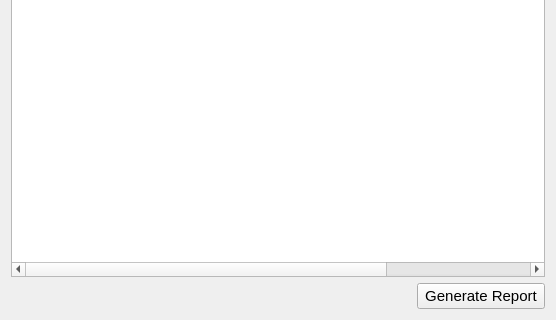
Watti/estorecpp, file estorecpp/revenuemasterreport.ui: the form before one commit; both pictures show x 0 to 556 and y 166 to 486 of the 556 by 486 pixel window.
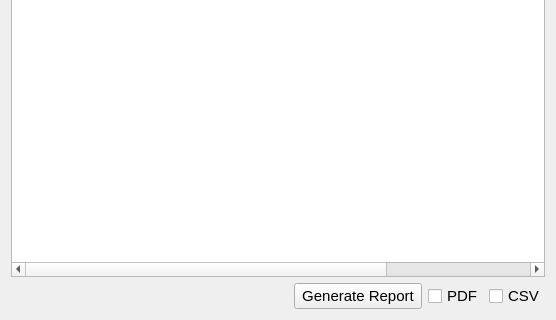
The form after the commit.

Commit message: pdf/csv check boxes added to reports

Patch:
```diff
--- a/estorecpp/revenuemasterreport.ui
+++ b/estorecpp/revenuemasterreport.ui
@@ -148,6 +148,30 @@
        </property>
       </widget>
      </item>
+     <item>
+      <widget class="QCheckBox" name="pdf">
+       <property name="font">
+        <font>
+         <pointsize>11</pointsize>
+        </font>
+       </property>
+       <property name="text">
+        <string>PDF</string>
+       </property>
+      </widget>
+     </item>
+     <item>
+      <widget class="QCheckBox" name="csv">
+       <property name="font">
+        <font>
+         <pointsize>11</pointsize>
+        </font>
+       </property>
+       <property name="text">
+        <string>CSV</string>
+       </property>
+      </widget>
+     </item>
     </layout>
    </item>
    <item>
```
The commit also changes 12 other files.
